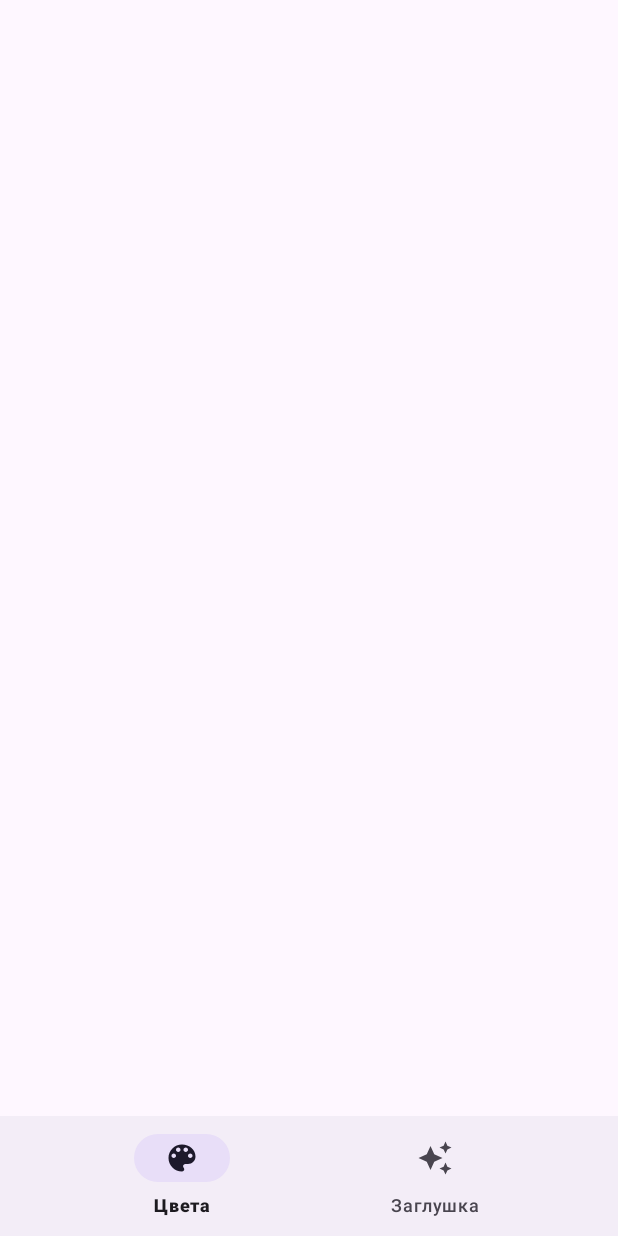
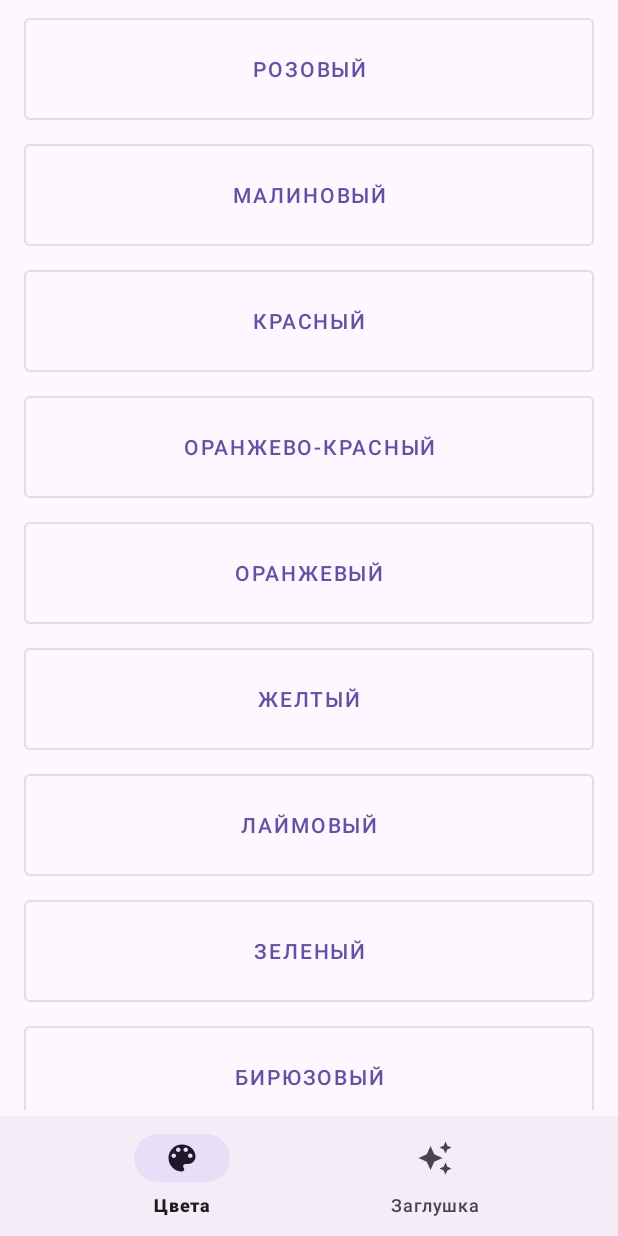
Before and after one commit to taasonei/navigation_study, an Android app: the screen it shows after launch (MainActivity), on a phone screen of 412 x 824 dp. Run offline under Robolectric (Android 15) with nearby library versions, the phone set to English and light mode, and no system bars; our stand-ins replace navigation-ui.

Commit message:
add color list ui

```diff
--- a/app/build.gradle.kts
+++ b/app/build.gradle.kts
@@ -41,6 +41,7 @@ dependencies {
     implementation("androidx.appcompat:appcompat:1.6.1")
     implementation("com.google.android.material:material:1.11.0")
     implementation("androidx.constraintlayout:constraintlayout:2.1.4")
+    implementation("androidx.recyclerview:recyclerview:1.3.2")
 
     val navVersion = "2.7.6"
     implementation("androidx.navigation:navigation-fragment-ktx:$navVersion")
--- /dev/null
+++ b/app/src/main/java/com/github/taasonei/navigation_study/color/data/ColorData.kt
@@ -0,0 +1,62 @@
+package com.github.taasonei.navigation_study.color.data
+
+internal data class ColorData(
+    val name: String,
+    val color: String,
+)
+
+internal object ColorGenerator {
+    private val colorList = listOf(
+        ColorData(
+            name = "Розовый",
+            color = "#FF1493"
+        ),
+        ColorData(
+            name = "Малиновый",
+            color = "#DC143C"
+        ),
+        ColorData(
+            name = "Красный",
+            color = "#FF0000"
+        ),
+        ColorData(
+            name = "Оранжево-красный",
+            color = "#FF4500"
+        ),
+        ColorData(
+            name = "Оранжевый",
+            color = "#FFA500"
+        ),
+        ColorData(
+            name = "Желтый",
+            color = "#FFFF00"
+        ),
+        ColorData(
+            name = "Лаймовый",
+            color = "#00FF00"
+        ),
+        ColorData(
+            name = "Зеленый",
+            color = "#008000"
+        ),
+        ColorData(
+            name = "Бирюзовый",
+            color = "#40E0D0"
+        ),
+        ColorData(
+            name = "Голубой",
+            color = "#1E90FF"
+        ),
+        ColorData(
+            name = "Синий",
+            color = "#0000FF"
+        ),
+        ColorData(
+            name = "Фиолетовый",
+            color = "#483D8B"
+        ),
+    )
+
+    fun getColorData() = colorList
+    fun getRandomColor() = colorList.random()
+}
--- /dev/null
+++ b/app/src/main/java/com/github/taasonei/navigation_study/color/presentation/ColorViewModel.kt
@@ -0,0 +1,14 @@
+package com.github.taasonei.navigation_study.color.presentation
+
+import androidx.lifecycle.ViewModel
+import com.github.taasonei.navigation_study.color.data.ColorData
+import com.github.taasonei.navigation_study.color.data.ColorGenerator
+import kotlinx.coroutines.flow.MutableStateFlow
+import kotlinx.coroutines.flow.StateFlow
+import kotlinx.coroutines.flow.asStateFlow
+
+internal class ColorViewModel : ViewModel() {
+
+    private val _colorState = MutableStateFlow(ColorGenerator.getColorData())
+    val colorState: StateFlow<List<ColorData>> = _colorState.asStateFlow()
+}
--- a/app/src/main/java/com/github/taasonei/navigation_study/color/ui/ColorListFragment.kt
+++ b/app/src/main/java/com/github/taasonei/navigation_study/color/ui/ColorListFragment.kt
@@ -1,7 +1,63 @@
 package com.github.taasonei.navigation_study.color.ui
 
+import android.os.Bundle
+import android.util.Log
+import android.view.LayoutInflater
+import android.view.View
+import android.view.ViewGroup
 import androidx.fragment.app.Fragment
-import com.github.taasonei.navigation_study.R
+import androidx.fragment.app.viewModels
+import androidx.lifecycle.Lifecycle
+import androidx.lifecycle.lifecycleScope
+import androidx.lifecycle.repeatOnLifecycle
+import androidx.recyclerview.widget.RecyclerView
+import com.github.taasonei.navigation_study.color.presentation.ColorViewModel
+import com.github.taasonei.navigation_study.color.ui.recycler.ColorAdapter
+import com.github.taasonei.navigation_study.databinding.FragmentColorListBinding
+import kotlinx.coroutines.launch
 
-class ColorListFragment : Fragment(R.layout.fragment_color_list) {
+class ColorListFragment : Fragment() {
+
+    private val viewModel: ColorViewModel by viewModels()
+
+    private var _binding: FragmentColorListBinding? = null
+    private val binding get() = _binding!!
+
+    private var adapter: ColorAdapter? = null
+
+    override fun onCreateView(inflater: LayoutInflater, container: ViewGroup?, savedInstanceState: Bundle?): View? {
+        _binding = FragmentColorListBinding.inflate(inflater, container, false)
+        return binding.root
+    }
+
+    override fun onViewCreated(view: View, savedInstanceState: Bundle?) {
+        super.onViewCreated(view, savedInstanceState)
+
+        setupAdapter()
+        observeColorState()
+    }
+
+    private fun setupAdapter() {
+        adapter = ColorAdapter(
+            onClick = { colorData -> Log.d("colorData", "$colorData") }
+        )
+        adapter?.stateRestorationPolicy = RecyclerView.Adapter.StateRestorationPolicy.PREVENT_WHEN_EMPTY
+        binding.colorRecycler.adapter = adapter
+    }
+
+    private fun observeColorState() {
+        lifecycleScope.launch {
+            repeatOnLifecycle(Lifecycle.State.STARTED) {
+                viewModel.colorState.collect { colorState ->
+                    adapter?.submitList(colorState)
+                }
+            }
+        }
+    }
+
+    override fun onDestroyView() {
+        super.onDestroyView()
+        _binding = null
+        adapter = null
+    }
 }
--- /dev/null
+++ b/app/src/main/java/com/github/taasonei/navigation_study/color/ui/recycler/ColorAdapter.kt
@@ -0,0 +1,29 @@
+package com.github.taasonei.navigation_study.color.ui.recycler
+
+import android.view.LayoutInflater
+import android.view.ViewGroup
+import androidx.recyclerview.widget.ListAdapter
+import com.github.taasonei.navigation_study.color.data.ColorData
+import com.github.taasonei.navigation_study.databinding.ColorItemBinding
+
+internal class ColorAdapter(
+    private val onClick: (ColorData) -> Unit
+) : ListAdapter<ColorData, ColorViewHolder>(ColorDiffUtils()) {
+
+    override fun onCreateViewHolder(parent: ViewGroup, viewType: Int): ColorViewHolder {
+        return ColorViewHolder(
+            ColorItemBinding.inflate(
+                LayoutInflater.from(parent.context),
+                parent,
+                false
+            )
+        )
+    }
+
+    override fun onBindViewHolder(holder: ColorViewHolder, position: Int) {
+        holder.bind(
+            colorData = getItem(position),
+            onClick = onClick,
+        )
+    }
+}
--- /dev/null
+++ b/app/src/main/java/com/github/taasonei/navigation_study/color/ui/recycler/ColorDiffUtils.kt
@@ -0,0 +1,15 @@
+package com.github.taasonei.navigation_study.color.ui.recycler
+
+import androidx.recyclerview.widget.DiffUtil
+import com.github.taasonei.navigation_study.color.data.ColorData
+
+internal class ColorDiffUtils : DiffUtil.ItemCallback<ColorData>() {
+
+    override fun areItemsTheSame(oldItem: ColorData, newItem: ColorData): Boolean {
+        return oldItem.name == newItem.name
+    }
+
+    override fun areContentsTheSame(oldItem: ColorData, newItem: ColorData): Boolean {
+        return oldItem == newItem
+    }
+}
--- /dev/null
+++ b/app/src/main/java/com/github/taasonei/navigation_study/color/ui/recycler/ColorViewHolder.kt
@@ -0,0 +1,17 @@
+package com.github.taasonei.navigation_study.color.ui.recycler
+
+import androidx.recyclerview.widget.RecyclerView
+import com.github.taasonei.navigation_study.color.data.ColorData
+import com.github.taasonei.navigation_study.databinding.ColorItemBinding
+
+internal class ColorViewHolder(
+    private val binding: ColorItemBinding
+) : RecyclerView.ViewHolder(binding.root) {
+
+    fun bind(colorData: ColorData, onClick: (ColorData) -> Unit) {
+        binding.colorButton.apply {
+            text = colorData.name
+            setOnClickListener { onClick(colorData) }
+        }
+    }
+}
--- a/app/src/main/res/layout/color_item.xml
+++ b/app/src/main/res/layout/color_item.xml
@@ -3,7 +3,8 @@
     xmlns:tools="http://schemas.android.com/tools"
     android:id="@+id/colorButton"
     android:layout_width="match_parent"
-    android:layout_height="50dp"
+    android:layout_height="80dp"
+    android:layout_marginVertical="2dp"
     style="@style/Widget.MaterialComponents.Button.OutlinedButton"
     tools:text="@tools:sample/lorem">
 
--- a/app/src/main/res/layout/fragment_color_list.xml
+++ b/app/src/main/res/layout/fragment_color_list.xml
@@ -4,6 +4,8 @@
     xmlns:tools="http://schemas.android.com/tools"
     android:id="@+id/colorRecycler"
     android:layout_width="match_parent"
-    android:layout_height="0dp"
+    android:layout_height="match_parent"
+    android:layout_marginHorizontal="16dp"
+    android:paddingVertical="4dp"
     app:layoutManager="androidx.recyclerview.widget.LinearLayoutManager"
     tools:listitem="@layout/color_item" />
--- a/app/src/main/res/values/colors.xml
+++ b/app/src/main/res/values/colors.xml
@@ -2,4 +2,17 @@
 <resources>
     <color name="black">#FF000000</color>
     <color name="white">#FFFFFFFF</color>
+
+    <color name="pink">#FF1493</color>
+    <color name="crimson">#DC143C</color>
+    <color name="red">#FF0000</color>
+    <color name="orange_red">#FF4500</color>
+    <color name="orange">#FFA500</color>
+    <color name="yellow">#FFFF00</color>
+    <color name="lime">#00FF00</color>
+    <color name="green">#008000</color>
+    <color name="teal">#40E0D0</color>
+    <color name="cyan">#1E90FF</color>
+    <color name="blue">#0000FF</color>
+    <color name="purple">#483D8B</color>
 </resources>
```
